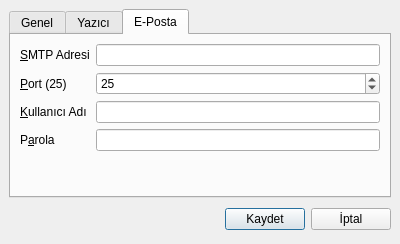
koguz/karakaplidefter, file formAyarlar.ui: the form before one commit.
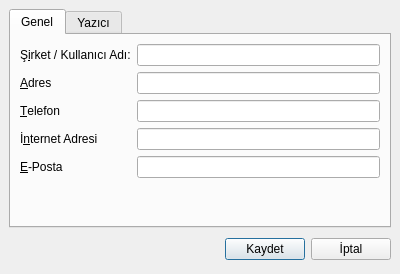
The form after the commit. The open tabs and pages were chosen to show the change. Icons and pictures are not drawn.

Diff of the .ui file:
```diff
--- a/formAyarlar.ui
+++ b/formAyarlar.ui
@@ -3,13 +3,13 @@
  <comment></comment>
  <exportmacro></exportmacro>
  <class>formAyarlar</class>
- <widget class="QDialog" name="formAyarlar" >
-  <property name="geometry" >
+ <widget class="QDialog" name="formAyarlar">
+  <property name="geometry">
    <rect>
     <x>0</x>
     <y>0</y>
     <width>400</width>
-    <height>244</height>
+    <height>274</height>
    </rect>
   </property>
   <property name="windowTitle" >
@@ -18,13 +18,13 @@
   <property name="windowIcon" >
    <iconset resource="simgeler.qrc" >:/new/prefix1/icons/configure.png</iconset>
   </property>
-  <layout class="QVBoxLayout" >
-   <property name="margin" >
-    <number>9</number>
-   </property>
-   <property name="spacing" >
+  <layout class="QVBoxLayout">
+   <property name="spacing">
     <number>6</number>
    </property>
+   <property name="margin">
+    <number>9</number>
+   </property>
    <item>
     <widget class="QTabWidget" name="tabWidget" >
      <property name="currentIndex" >
@@ -183,109 +183,7 @@
          <property name="orientation" >
           <enum>Qt::Vertical</enum>
          </property>
-         <property name="sizeHint" >
-          <size>
-           <width>20</width>
-           <height>40</height>
-          </size>
-         </property>
-        </spacer>
-       </item>
-      </layout>
-     </widget>
-     <widget class="QWidget" name="tab_2" >
-      <attribute name="title" >
-       <string>E-Posta</string>
-      </attribute>
-      <layout class="QVBoxLayout" >
-       <property name="margin" >
-        <number>9</number>
-       </property>
-       <property name="spacing" >
-        <number>6</number>
-       </property>
-       <item>
-        <layout class="QGridLayout" >
-         <property name="margin" >
-          <number>0</number>
-         </property>
-         <property name="spacing" >
-          <number>6</number>
-         </property>
-         <item row="2" column="0" >
-          <widget class="QLabel" name="label_3" >
-           <property name="text" >
-            <string>&amp;Kullanıcı Adı</string>
-           </property>
-           <property name="buddy" >
-            <cstring>lineKullanici</cstring>
-           </property>
-          </widget>
-         </item>
-         <item row="0" column="1" >
-          <widget class="QLineEdit" name="lineSmtp" />
-         </item>
-         <item row="1" column="0" >
-          <widget class="QLabel" name="label_2" >
-           <property name="text" >
-            <string>&amp;Port (25)</string>
-           </property>
-           <property name="buddy" >
-            <cstring>spinPort</cstring>
-           </property>
-          </widget>
-         </item>
-         <item row="2" column="1" >
-          <widget class="QLineEdit" name="lineKullanici" />
-         </item>
-         <item row="3" column="1" >
-          <widget class="QLineEdit" name="lineParola" >
-           <property name="echoMode" >
-            <enum>QLineEdit::Password</enum>
-           </property>
-          </widget>
-         </item>
-         <item row="1" column="1" >
-          <widget class="QSpinBox" name="spinPort" >
-           <property name="maximum" >
-            <number>65535</number>
-           </property>
-           <property name="minimum" >
-            <number>1</number>
-           </property>
-           <property name="value" >
-            <number>25</number>
-           </property>
-          </widget>
-         </item>
-         <item row="0" column="0" >
-          <widget class="QLabel" name="label" >
-           <property name="text" >
-            <string>&amp;SMTP Adresi</string>
-           </property>
-           <property name="buddy" >
-            <cstring>lineSmtp</cstring>
-           </property>
-          </widget>
-         </item>
-         <item row="3" column="0" >
-          <widget class="QLabel" name="label_4" >
-           <property name="text" >
-            <string>P&amp;arola</string>
-           </property>
-           <property name="buddy" >
-            <cstring>lineParola</cstring>
-           </property>
-          </widget>
-         </item>
-        </layout>
-       </item>
-       <item>
-        <spacer>
-         <property name="orientation" >
-          <enum>Qt::Vertical</enum>
-         </property>
-         <property name="sizeHint" >
+         <property name="sizeHint" stdset="0">
           <size>
            <width>20</width>
            <height>40</height>
@@ -298,19 +196,19 @@
     </widget>
    </item>
    <item>
-    <layout class="QHBoxLayout" >
-     <property name="margin" >
-      <number>0</number>
-     </property>
-     <property name="spacing" >
+    <layout class="QHBoxLayout">
+     <property name="spacing">
       <number>6</number>
      </property>
+     <property name="margin">
+      <number>0</number>
+     </property>
      <item>
       <spacer>
-       <property name="orientation" >
+       <property name="orientation">
         <enum>Qt::Horizontal</enum>
        </property>
-       <property name="sizeHint" >
+       <property name="sizeHint" stdset="0">
         <size>
          <width>131</width>
          <height>31</height>
@@ -319,15 +217,15 @@
       </spacer>
      </item>
      <item>
-      <widget class="QPushButton" name="okButton" >
-       <property name="text" >
+      <widget class="QPushButton" name="okButton">
+       <property name="text">
         <string>Kaydet</string>
        </property>
       </widget>
      </item>
      <item>
-      <widget class="QPushButton" name="cancelButton" >
-       <property name="text" >
+      <widget class="QPushButton" name="cancelButton">
+       <property name="text">
         <string>İptal</string>
        </property>
       </widget>
```
Left out of the diff: 150 changed lines with no effect on the pictures.
